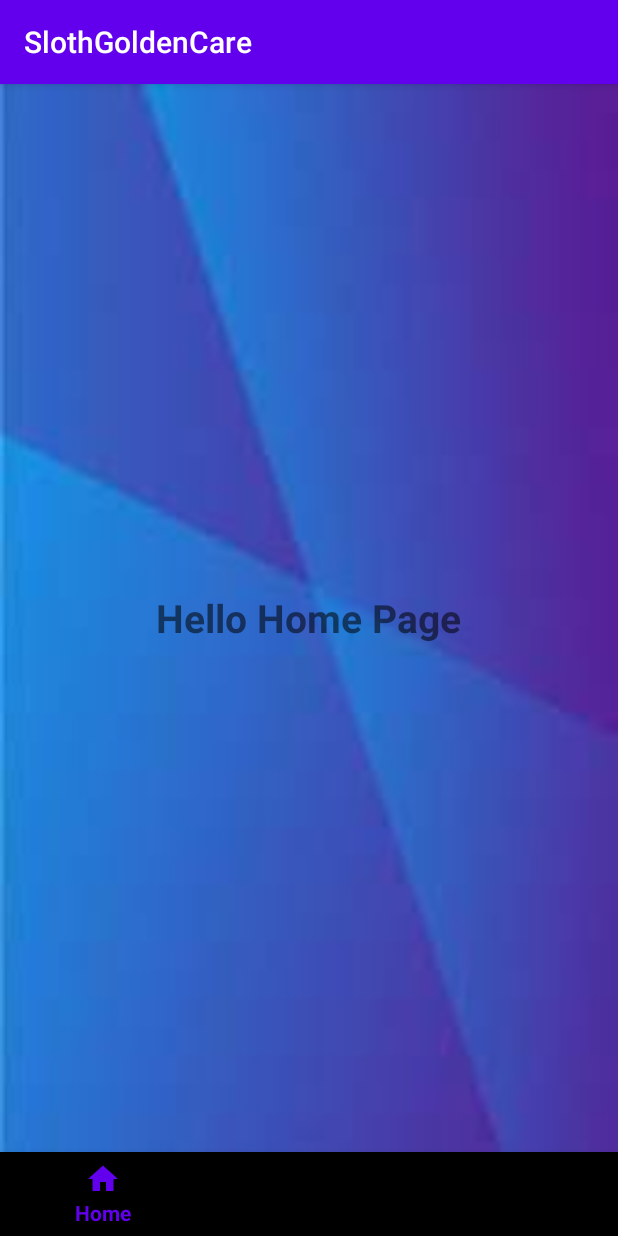
After one commit to AmwajAS/SlothGoldenCare, an Android app: the BottomNavigationBarActivity screen opened directly, with no data from a screen before it, on a phone screen of 412 x 824 dp. The commit adds this screen. Run offline under Robolectric (Android 15) with nearby library versions, the phone set to English and light mode, and no system bars.

Commit message:
Binding the BottomNavigationBarActivity with the HomePageActivity.

```diff
--- a/app/build.gradle
+++ b/app/build.gradle
@@ -38,6 +38,7 @@
     implementation 'androidx.annotation:annotation:1.6.0'
     implementation 'androidx.lifecycle:lifecycle-livedata:2.6.1'
     implementation 'androidx.lifecycle:lifecycle-viewmodel:2.6.1'
+    implementation 'com.android.support.constraint:constraint-layout:2.0.4'
     testImplementation 'junit:junit:4.13.2'
     androidTestImplementation 'androidx.test.ext:junit:1.1.5'
     androidTestImplementation 'androidx.test.espresso:espresso-core:3.5.1'
@@ -46,5 +47,6 @@
     implementation 'org.jetbrains.kotlin:kotlin-stdlib:1.8.10'
     implementation 'org.jetbrains.kotlin:kotlin-stdlib-jdk8:1.8.10'
     implementation 'de.hdodenhof:circleimageview:3.0.1'
+    implementation 'com.google.android.material:material:1.5.0'
 
 }
--- /dev/null
+++ b/app/src/main/java/com/example/slothgoldencare/BottomNavigationBarActivity.java
@@ -0,0 +1,45 @@
+package com.example.slothgoldencare;
+
+import androidx.appcompat.app.AppCompatActivity;
+import androidx.fragment.app.Fragment;
+import androidx.fragment.app.FragmentManager;
+import androidx.fragment.app.FragmentTransaction;
+import android.os.Bundle;
+import com.example.slothgoldencare.databinding.ActivityBottomNavigationBarBinding;
+
+
+public class BottomNavigationBarActivity extends AppCompatActivity {
+    ActivityBottomNavigationBarBinding binding;
+
+    @Override
+    protected void onCreate(Bundle savedInstanceState) {
+        super.onCreate(savedInstanceState);
+        binding = ActivityBottomNavigationBarBinding.inflate(getLayoutInflater());
+        setContentView(binding.getRoot());
+        replaceFragment(new HomeFragment());
+
+        binding.bottomNavigationBar.setOnItemSelectedListener(item -> {
+        switch (item.getItemId()){
+            case R.id.home:
+                replaceFragment(new HomeFragment());
+                break;
+            case R.id.profile:
+                replaceFragment(new ProfileFragment());
+                break;
+            case R.id.settings:
+                replaceFragment(new SettingsFragment());
+                break;
+        }
+        return true;
+    });
+    }
+
+    private void replaceFragment(Fragment fragment){
+
+        FragmentManager fragmentManager = getSupportFragmentManager();
+        FragmentTransaction fragmentTransaction = fragmentManager.beginTransaction();
+        fragmentTransaction.replace(R.id.frame_layout, fragment);
+        fragmentTransaction.commit();
+    }
+
+}
--- /dev/null
+++ b/app/src/main/res/layout/activity_bottom_navigation_bar.xml
@@ -0,0 +1,27 @@
+<?xml version="1.0" encoding="utf-8"?>
+<androidx.constraintlayout.widget.ConstraintLayout xmlns:android="http://schemas.android.com/apk/res/android"
+    xmlns:app="http://schemas.android.com/apk/res-auto"
+    xmlns:tools="http://schemas.android.com/tools"
+    android:layout_width="match_parent"
+    android:layout_height="match_parent"
+    tools:context=".BottomNavigationBarActivity">
+
+    <FrameLayout
+        android:id="@+id/frame_layout"
+        android:layout_width="0dp"
+        android:layout_height="0dp"
+        app:layout_constraintBottom_toTopOf="@+id/bottomNavigationBar"
+        app:layout_constraintEnd_toEndOf="parent"
+        app:layout_constraintStart_toStartOf="parent"
+        app:layout_constraintTop_toTopOf="parent">
+
+    </FrameLayout>
+
+    <com.google.android.material.bottomnavigation.BottomNavigationView
+        android:id="@+id/bottomNavigationBar"
+        android:layout_width="match_parent"
+        android:layout_height="wrap_content"
+        app:layout_constraintBottom_toBottomOf="parent"
+        app:layout_constraintEnd_toEndOf="parent"
+        app:menu="@menu/bottom_nav_menu"/>
+</androidx.constraintlayout.widget.ConstraintLayout>
--- a/app/src/main/res/layout/activity_home_page.xml
+++ b/app/src/main/res/layout/activity_home_page.xml
@@ -39,6 +39,7 @@
             android:weightSum="2">
 
             <androidx.cardview.widget.CardView
+                android:id="@+id/d1"
                 android:layout_width="62dp"
                 android:layout_height="120dp"
                 android:layout_marginLeft="5dp"
@@ -62,6 +63,7 @@
             </androidx.cardview.widget.CardView>
 
             <androidx.cardview.widget.CardView
+                android:id="@+id/d2"
                 android:layout_width="wrap_content"
                 android:layout_height="120dp"
                 android:layout_marginLeft="5dp"
@@ -93,6 +95,7 @@
             android:weightSum="2">
 
             <androidx.cardview.widget.CardView
+                android:id="@+id/d3"
                 android:layout_width="wrap_content"
                 android:layout_height="120dp"
                 android:layout_marginLeft="5dp"
@@ -117,6 +120,7 @@
             </androidx.cardview.widget.CardView>
 
             <androidx.cardview.widget.CardView
+                android:id="@+id/d4"
                 android:layout_width="wrap_content"
                 android:layout_height="120dp"
                 android:layout_marginLeft="5dp"
@@ -150,6 +154,7 @@
             android:weightSum="2">
 
             <androidx.cardview.widget.CardView
+                android:id="@+id/d5"
                 android:layout_width="62dp"
                 android:layout_height="120dp"
                 android:layout_marginLeft="5dp"
@@ -174,6 +179,7 @@
             </androidx.cardview.widget.CardView>
 
             <androidx.cardview.widget.CardView
+                android:id="@+id/d6"
                 android:layout_width="wrap_content"
                 android:layout_height="120dp"
                 android:layout_marginLeft="5dp"
```
Also changed, not shown: app/src/main/AndroidManifest.xml (+6 -3 lines), app/src/main/java/com/example/slothgoldencare/HomePageActivity.java (+32 -2 lines).
